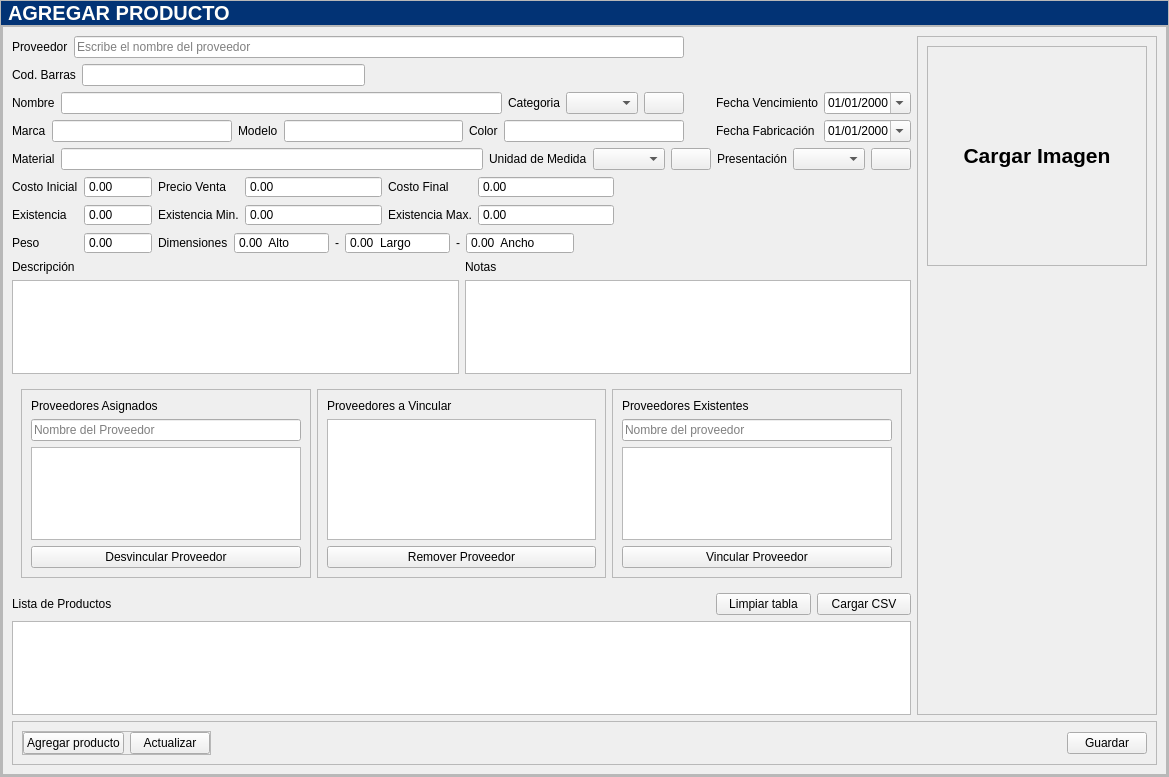
Before: the Qt Designer form app/View/UserInterfaceUi/UI_AGREGARPRODUCTO.ui in LAngelVp/software-punto-de-venta, drawn with Qt 5.
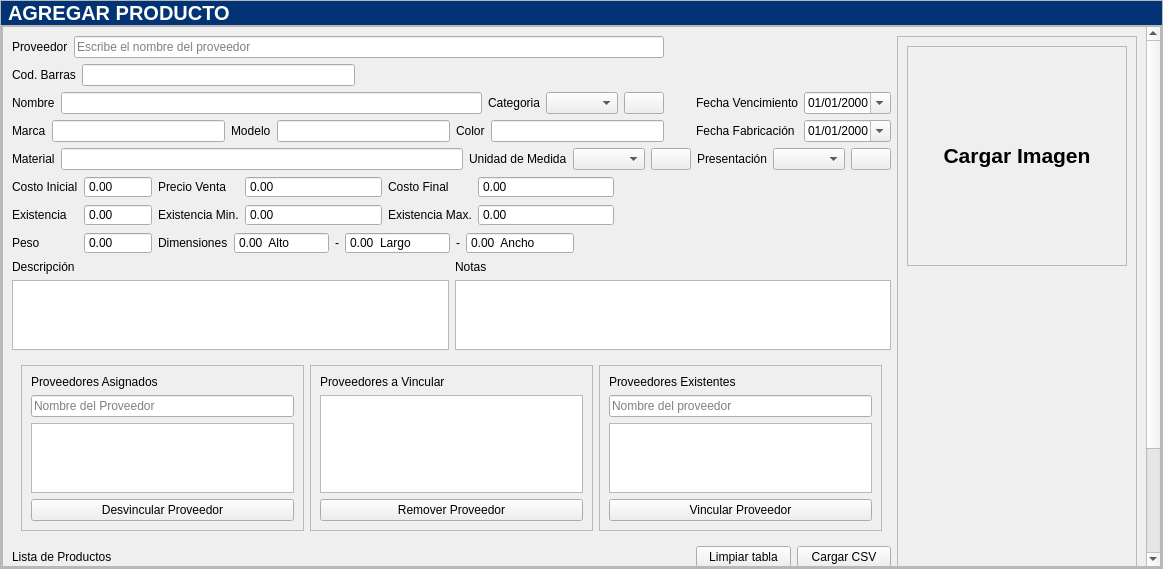
After: the same form once the commit is applied. Icons and pictures are not drawn.

Patch:
```diff
--- a/app/View/UserInterfaceUi/UI_AGREGARPRODUCTO.ui
+++ b/app/View/UserInterfaceUi/UI_AGREGARPRODUCTO.ui
@@ -6,8 +6,8 @@
    <rect>
     <x>0</x>
     <y>0</y>
-    <width>1169</width>
-    <height>777</height>
+    <width>1163</width>
+    <height>569</height>
    </rect>
   </property>
   <property name="windowTitle">
@@ -268,8 +268,8 @@
              <rect>
               <x>0</x>
               <y>0</y>
-              <width>1163</width>
-              <height>747</height>
+              <width>1143</width>
+              <height>703</height>
              </rect>
             </property>
             <layout class="QGridLayout" name="gridLayout_11">
```
